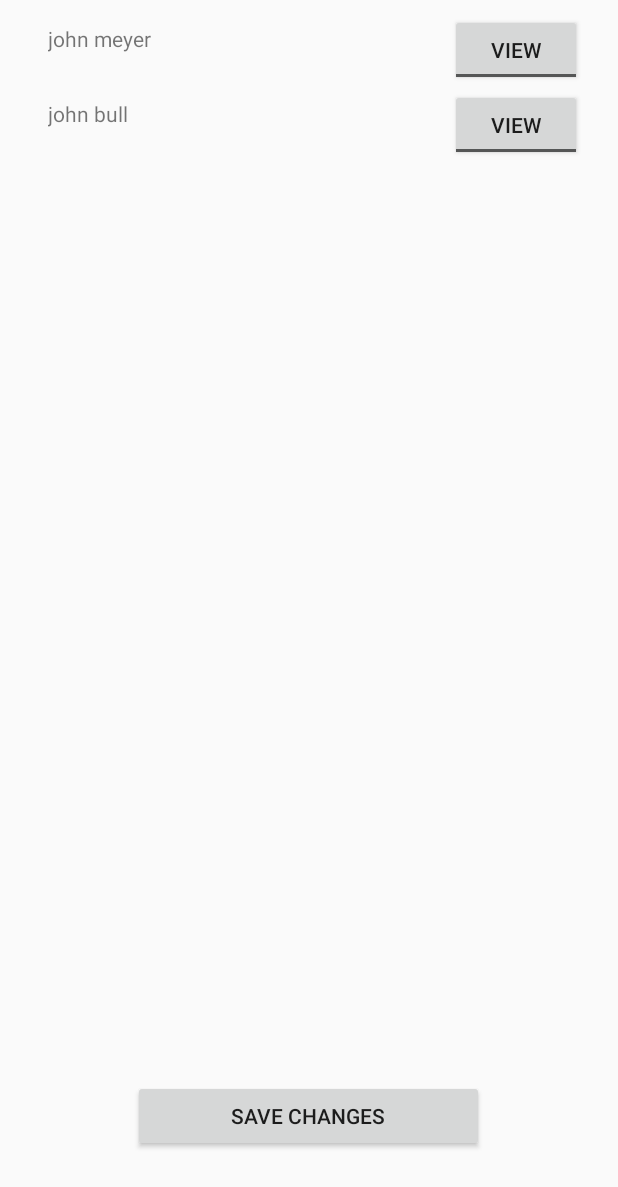
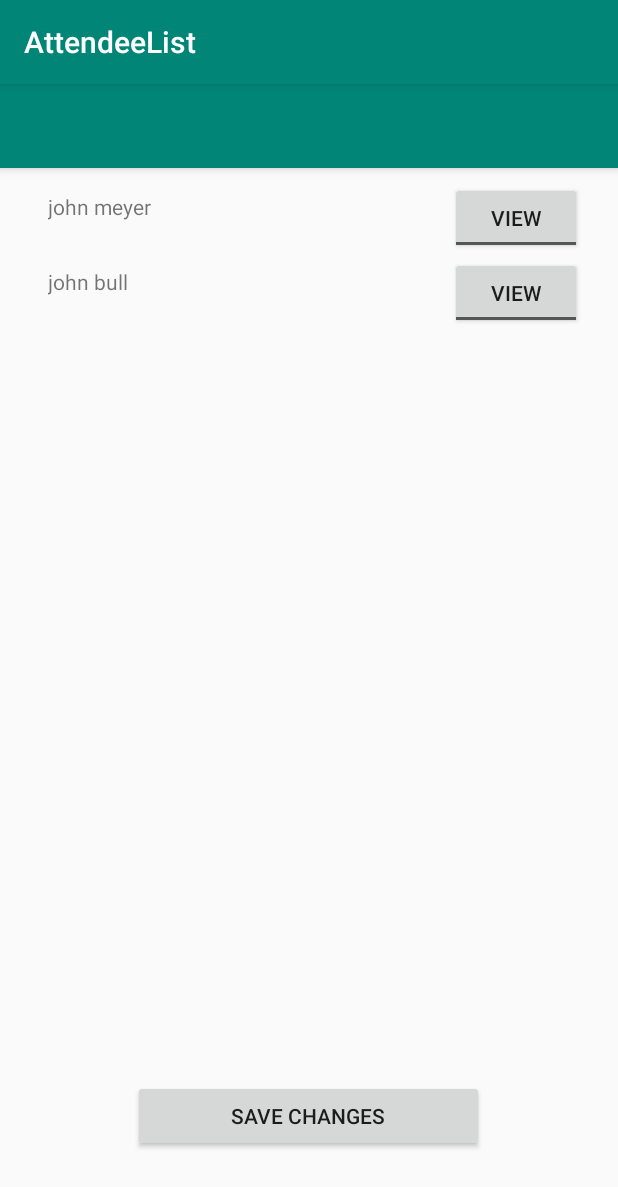
Before and after one commit to HMPerson1/meeting-master, an Android app: the AttendeeList screen opened directly, with no data from a screen before it, on a phone screen of 412 x 824 dp. Shown: the top 1187 px of the screen. Run offline under Robolectric (Android 15) with nearby library versions, the light colour scheme and no system bars; our stand-ins replace Volley.

Commit message:
Manifest changes + working on attendee list

```diff
--- a/meeting_client/app/src/main/AndroidManifest.xml
+++ b/meeting_client/app/src/main/AndroidManifest.xml
@@ -14,10 +14,6 @@
         android:theme="@style/AppTheme"
         android:usesCleartextTraffic="true"
         tools:ignore="GoogleAppIndexingWarning">
-        <activity
-            android:name=".AttendeeList"
-            android:label="@string/title_activity_attendee_list"
-            android:theme="@style/AppTheme.NoActionBar"></activity>
         <activity
             android:name=".DebugLauncherActivity"
             android:theme="@style/AppTheme.NoActionBar">
@@ -46,10 +42,10 @@
             android:theme="@style/AppTheme.NoActionBar" />
         <activity
             android:name=".AddUserstoMeeting"
-            android:label="Add User to Meeting" />
+            android:label="@string/title_activity_add_users_to_meeting" />
         <activity
             android:name=".AttendeeList"
-            android:label="Attendee List" />
+            android:label="@string/title_activity_attendee_list"/>
         <activity
             android:name=".InvitationListActivity"
             android:label="@string/title_activity_invitation_list"
--- a/meeting_client/app/src/main/res/layout/activity_attendee_list.xml
+++ b/meeting_client/app/src/main/res/layout/activity_attendee_list.xml
@@ -1,37 +1,26 @@
 <?xml version="1.0" encoding="utf-8"?>
-<android.support.constraint.ConstraintLayout xmlns:android="http://schemas.android.com/apk/res/android"
+
+<android.support.design.widget.CoordinatorLayout xmlns:android="http://schemas.android.com/apk/res/android"
     xmlns:app="http://schemas.android.com/apk/res-auto"
     xmlns:tools="http://schemas.android.com/tools"
     android:layout_width="match_parent"
     android:layout_height="match_parent"
     tools:context=".AttendeeList">
 
-    <android.support.v7.widget.RecyclerView
-        android:id="@+id/recycler_view_invited_people"
-        android:layout_width="0dp"
-        android:layout_height="574dp"
-        android:layout_marginStart="16dp"
-        android:layout_marginTop="8dp"
-        android:layout_marginEnd="16dp"
-        app:layout_constraintEnd_toEndOf="parent"
-        app:layout_constraintHorizontal_bias="0.0"
-        app:layout_constraintStart_toStartOf="parent"
-        app:layout_constraintTop_toTopOf="parent" />
+    <android.support.design.widget.AppBarLayout
+        android:layout_width="match_parent"
+        android:layout_height="wrap_content"
+        android:theme="@style/AppTheme.AppBarOverlay">
 
-    <Button
-        android:id="@+id/save_button"
-        android:layout_width="234dp"
-        android:layout_height="wrap_content"
-        android:layout_marginStart="8dp"
-        android:layout_marginTop="8dp"
-        android:layout_marginEnd="8dp"
-        android:layout_marginBottom="56dp"
-        android:text="Save Changes"
-        app:layout_constraintBottom_toBottomOf="parent"
-        app:layout_constraintEnd_toEndOf="parent"
-        app:layout_constraintHorizontal_bias="0.496"
-        app:layout_constraintStart_toStartOf="parent"
-        app:layout_constraintTop_toBottomOf="@+id/list_view_invited_people"
-        app:layout_constraintVertical_bias="0.918" />
+        <android.support.v7.widget.Toolbar
+            android:id="@+id/toolbar"
+            android:layout_width="match_parent"
+            android:layout_height="?attr/actionBarSize"
+            android:background="?attr/colorPrimary"
+            app:popupTheme="@style/AppTheme.PopupOverlay" />
 
-</android.support.constraint.ConstraintLayout>
+    </android.support.design.widget.AppBarLayout>
+
+    <include layout="@layout/content_attendee_list" />
+
+</android.support.design.widget.CoordinatorLayout>
--- a/meeting_client/app/src/main/res/layout/content_attendee_list.xml
+++ b/meeting_client/app/src/main/res/layout/content_attendee_list.xml
@@ -8,4 +8,32 @@
     tools:context=".AttendeeList"
     tools:showIn="@layout/activity_attendee_list">
 
+    <android.support.v7.widget.RecyclerView
+        android:id="@+id/recycler_view_invited_people"
+        android:layout_width="0dp"
+        android:layout_height="574dp"
+        android:layout_marginStart="16dp"
+        android:layout_marginTop="8dp"
+        android:layout_marginEnd="16dp"
+        app:layout_constraintEnd_toEndOf="parent"
+        app:layout_constraintHorizontal_bias="0.0"
+        app:layout_constraintStart_toStartOf="parent"
+        app:layout_constraintTop_toTopOf="parent" />
+
+    <Button
+        android:id="@+id/save_button"
+        android:layout_width="234dp"
+        android:layout_height="wrap_content"
+        android:layout_marginStart="8dp"
+        android:layout_marginTop="8dp"
+        android:layout_marginEnd="8dp"
+        android:layout_marginBottom="56dp"
+        android:text="@string/save_changes"
+        app:layout_constraintBottom_toBottomOf="parent"
+        app:layout_constraintEnd_toEndOf="parent"
+        app:layout_constraintHorizontal_bias="0.496"
+        app:layout_constraintStart_toStartOf="parent"
+        app:layout_constraintTop_toBottomOf="@+id/list_view_invited_people"
+        app:layout_constraintVertical_bias="0.918" />
+
 </android.support.constraint.ConstraintLayout>
--- a/meeting_client/app/src/main/res/values/strings.xml
+++ b/meeting_client/app/src/main/res/values/strings.xml
@@ -12,6 +12,7 @@
     <string name="title_activity_login">Login</string>
     <string name="title_activity_invitation_list">Invitations</string>
     <string name="title_activity_event_creation">EventCreation</string>
+    <string name="title_activity_add_users_to_meeting">AddUserstoMeeting</string>
 
     <!--registration/login strings-->
     <string name="first_name">First Name</string>
@@ -66,5 +67,6 @@
 
     <string name="attendees_list">Attendees List</string>
     <string name="title_activity_attendee_list">AttendeeList</string>
+    <string name="save_changes">Save Changes</string>
 
 </resources>
```
